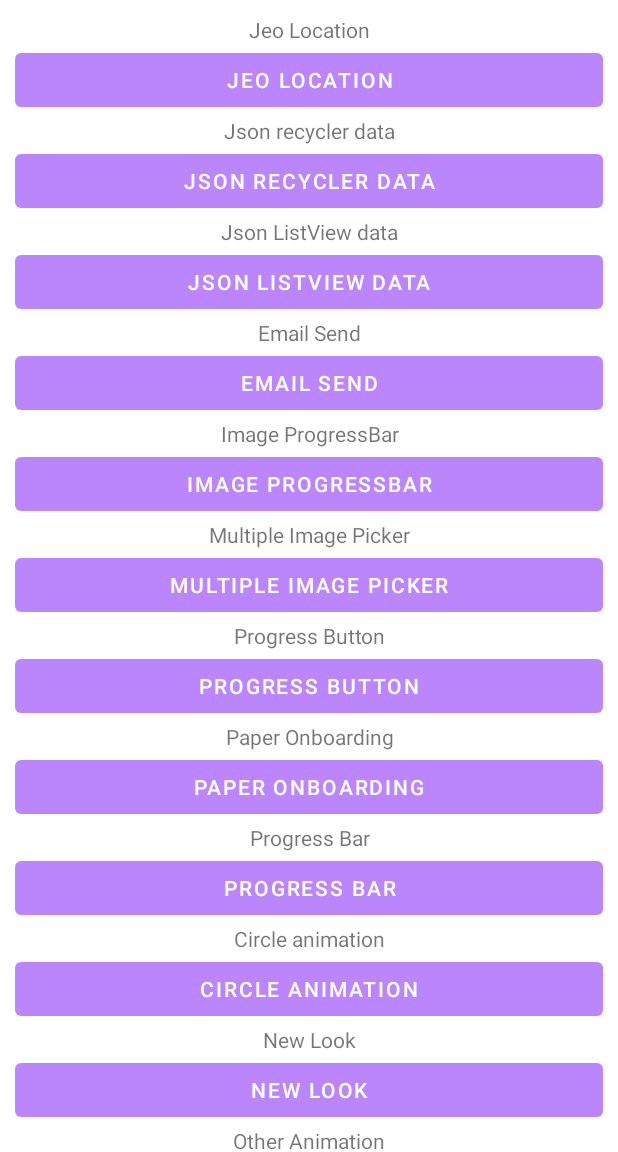
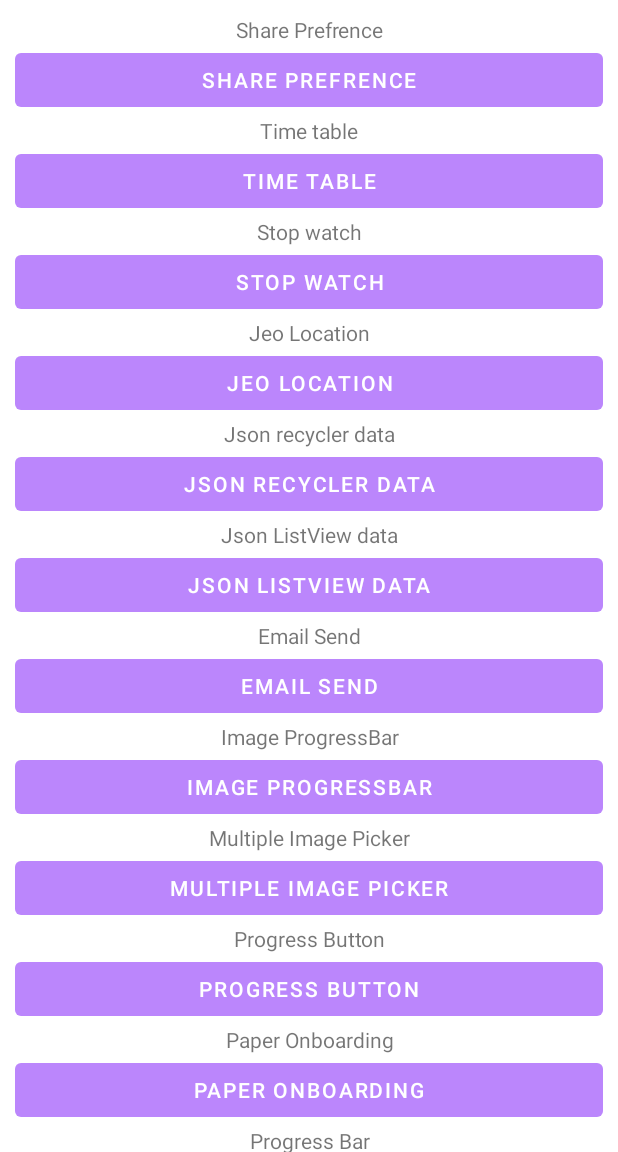
Before and after one commit to kumar-sanju/UdemyLearning, an Android app: the screen it shows after launch (HomeActivity), on a phone screen of 412 x 824 dp, the part 84-1236 px from its top. Run offline under Robolectric (Android 15) with nearby library versions, the phone set to English and light mode, and no system bars; libraries missing offline, so code that uses them is left out: com.blogspot.atifsoftwares, com.facebook.drawee; 1 statement that could not run was skipped.

Commit message:
new layout

```diff
--- a/app/src/main/java/com/sanju/udemylearning/HomeActivity.java
+++ b/app/src/main/java/com/sanju/udemylearning/HomeActivity.java
@@ -40,7 +40,28 @@ public class HomeActivity extends AppCompatActivity {
         Button jsonRecieve = (Button) findViewById(R.id.jsonRecieve);
         Button jsonRecycler = (Button) findViewById(R.id.jsonRecycler);
         Button jeoLoaction = (Button) findViewById(R.id.jeoLoaction);
+        Button stopWatch = (Button) findViewById(R.id.stopWatch);
+        Button timeTable = (Button) findViewById(R.id.timeTable);
+        Button shaePrerence = (Button) findViewById(R.id.shaePrerence);
 
+        shaePrerence.setOnClickListener(new View.OnClickListener() {
+            @Override
+            public void onClick(View v) {
+                startActivity(new Intent(HomeActivity.this, SharedPrefrenceActivity.class));
+            }
+        });
+        timeTable.setOnClickListener(new View.OnClickListener() {
+            @Override
+            public void onClick(View v) {
+                startActivity(new Intent(HomeActivity.this, TimeTableActivity.class));
+            }
+        });
+        stopWatch.setOnClickListener(new View.OnClickListener() {
+            @Override
+            public void onClick(View v) {
+                startActivity(new Intent(HomeActivity.this, StopwatchActivity.class));
+            }
+        });
         jeoLoaction.setOnClickListener(new View.OnClickListener() {
             @Override
             public void onClick(View v) {
--- a/app/src/main/res/layout/activity_home.xml
+++ b/app/src/main/res/layout/activity_home.xml
@@ -13,6 +13,42 @@
         android:orientation="vertical"
         android:layout_margin="10dp"
         >
+        <TextView
+            android:layout_width="match_parent"
+            android:layout_height="wrap_content"
+            android:text="Share Prefrence"
+            android:gravity="center"
+            />
+        <Button
+            android:id="@+id/shaePrerence"
+            android:layout_width="match_parent"
+            android:layout_height="wrap_content"
+            android:text="Share Prefrence"
+            />
+        <TextView
+            android:layout_width="match_parent"
+            android:layout_height="wrap_content"
+            android:text="Time table"
+            android:gravity="center"
+            />
+        <Button
+            android:id="@+id/timeTable"
+            android:layout_width="match_parent"
+            android:layout_height="wrap_content"
+            android:text="Time table"
+            />
+        <TextView
+            android:layout_width="match_parent"
+            android:layout_height="wrap_content"
+            android:text="Stop watch"
+            android:gravity="center"
+            />
+        <Button
+            android:id="@+id/stopWatch"
+            android:layout_width="match_parent"
+            android:layout_height="wrap_content"
+            android:text="Stop watch"
+            />
         <TextView
             android:layout_width="match_parent"
             android:layout_height="wrap_content"
```
Also changed, not shown: app/src/main/AndroidManifest.xml (+6 -3 lines), app/src/main/java/com/sanju/udemylearning/GeoLocationActivity.java (+4 -4 lines), app/src/main/java/com/sanju/udemylearning/ObjectSerializer.java (added, +58 -0 lines), app/src/main/java/com/sanju/udemylearning/SharedPrefrenceActivity.java (added, +46 -0 lines), app/src/main/java/com/sanju/udemylearning/StopwatchActivity.java (added, +98 -0 lines), app/src/main/java/com/sanju/udemylearning/TimeTableActivity.java (added, +65 -0 lines), app/src/main/res/drawable/timer.xml (added, +14 -0 lines), app/src/main/res/layout/activity_shared_prefrence.xml (added, +9 -0 lines), app/src/main/res/layout/activity_stopwatch.xml (added, +45 -0 lines), app/src/main/res/layout/activity_time_table.xml (added, +27 -0 lines), 1 other file.
